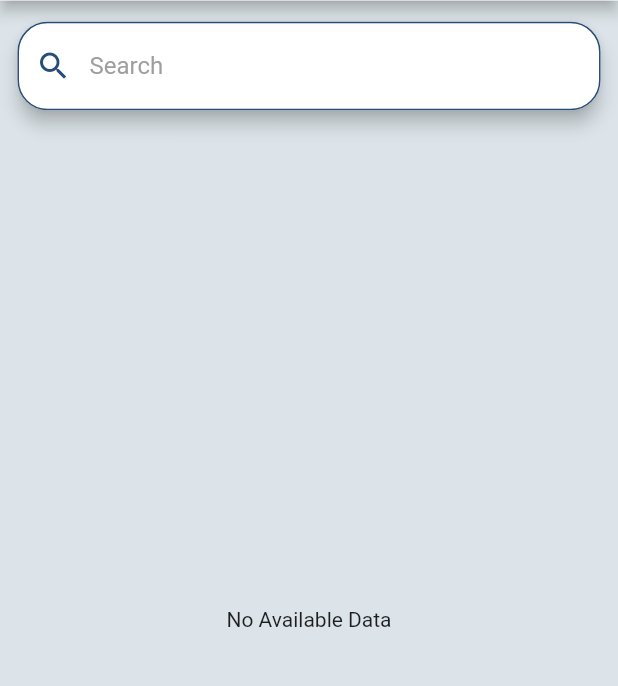
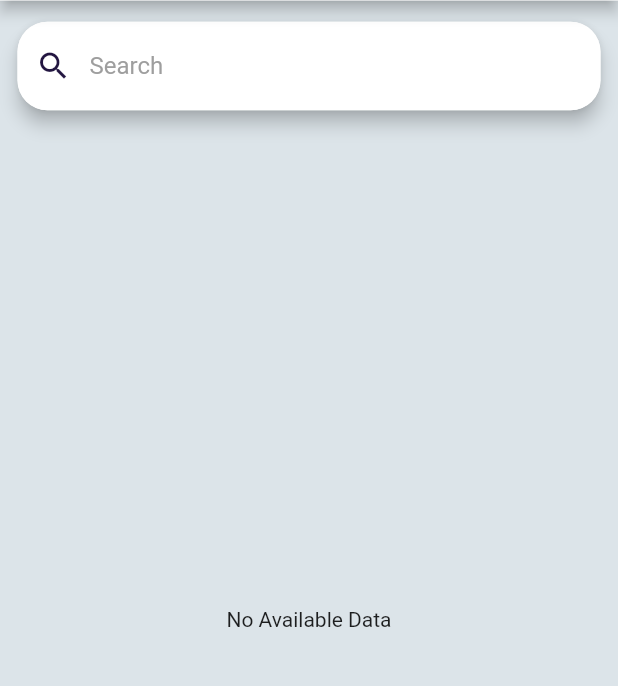
Before and after one commit to jonsonkurt/Quality-Control-Tracker, a Flutter app: the InspectorDashboardPage screen opened directly, on a phone screen of 412 x 824 dp, the part 123-809 px from its top. Run offline on Flutter 3.47's test engine with Material 2 defaults, Android fonts, the phone set to English and light mode, and no system bars; our stand-ins replace device_info_plus, dropdown_search, firebase_auth, firebase_core, firebase_database, firebase_messaging and 8 more; missing offline and left inert: encrypt, textfield_datepicker; accounts and stored records are empty; Roboto replaces fonts that are missing (GothamRnd).

Commit message:
remove borderStroke and recolor search Icon

```diff
--- a/lib/view/inspector/inspector_dashboard_page.dart
+++ b/lib/view/inspector/inspector_dashboard_page.dart
@@ -382,23 +382,11 @@ class _SearchBoxState extends State<SearchBox> {
               hintStyle: TextStyle(fontFamily: "GothamRnd", color: Colors.grey),
               prefixIcon: Icon(
                 Icons.search,
-                color: Color(0xFF274C77),
+                color: Color(0xFF221540),
               ),
               border: OutlineInputBorder(
                 borderRadius: BorderRadius.all(Radius.circular(20)),
                 borderSide: BorderSide.none,
-              ),
-              enabledBorder: OutlineInputBorder(
-                borderRadius: BorderRadius.all(Radius.circular(20)),
-                borderSide: BorderSide(
-                  color: Color(0xFF274C77),
-                ),
-              ),
-              focusedBorder: OutlineInputBorder(
-                borderRadius: BorderRadius.all(Radius.circular(20)),
-                borderSide: BorderSide(
-                  color: Color(0xFF274C77),
-                ),
               ),
             ),
             onChanged: widget.onSearch,
```
Also changed, not shown: lib/view/admin/admin_home_page.dart (+1 -13 lines), lib/view/inspector/inspector_list_page.dart (+1 -13 lines), lib/view/responsible_party/responsible_party_dashboard_page.dart (+1 -13 lines).
